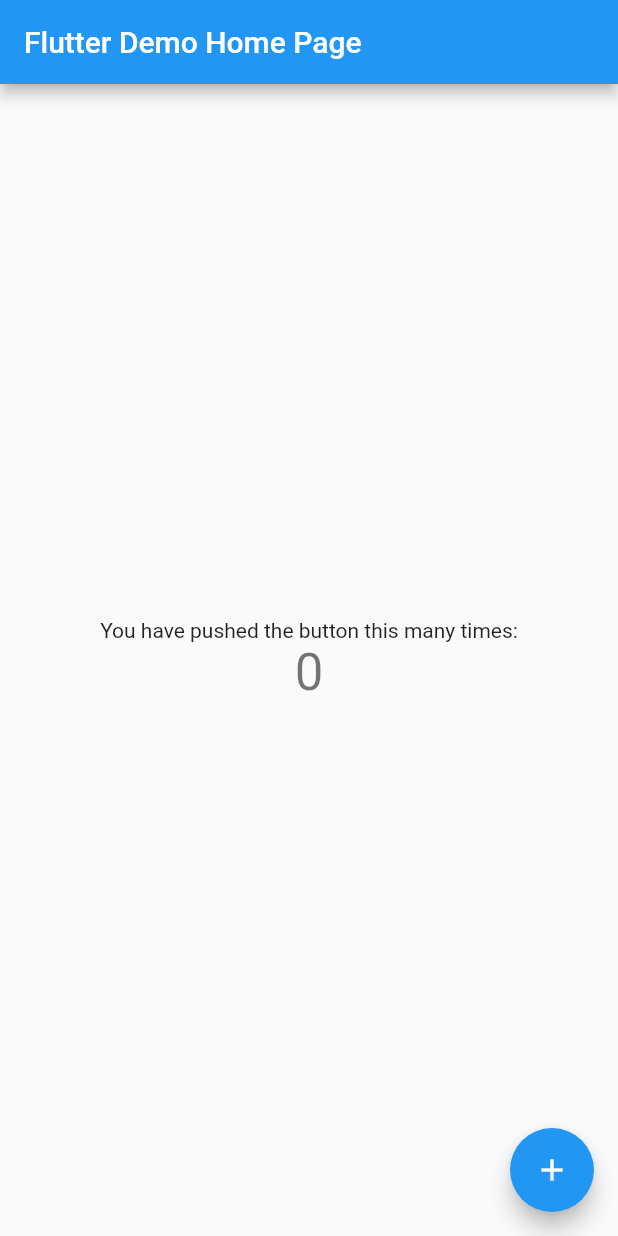
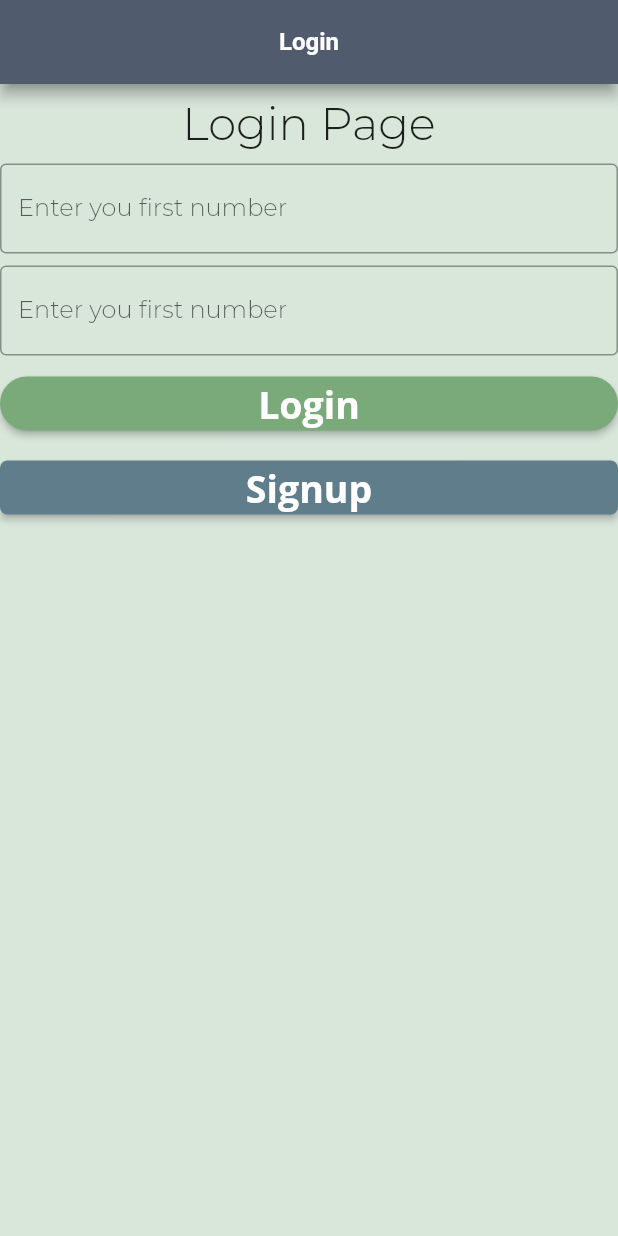
Before and after one commit to kriipa/flutter-Try, a Flutter app: the screen it shows after launch, on a phone screen of 412 x 824 dp. Run offline on Flutter 3.47's test engine with Material 2 defaults, Android fonts, the phone set to English and light mode, and no system bars.

Commit message:
login page

```diff
--- a/lib/main.dart
+++ b/lib/main.dart
@@ -1,115 +1,22 @@
+
 import 'package:flutter/material.dart';
+import 'package:furniturezoid/theme/theme_data.dart';
+
+import 'screen/login_screen.dart';
+import 'screen/splash_screen.dart';
 
 void main() {
-  runApp(const MyApp());
+  runApp(
+    MaterialApp(
+      debugShowCheckedModeBanner: false,
+      title: 'flutter class',
+      theme: getApplicationTheme(),
+      initialRoute: '/SplashScreen',
+      routes: {
+        '/LoginScreen': (context) => const LoginScreen(),
+        '/SplashScreen': (context) => const SplashScreen()
+
+      },
+    ),
+  );
 }
-
-class MyApp extends StatelessWidget {
-  const MyApp({super.key});
-
-  // This widget is the root of your application.
-  @override
-  Widget build(BuildContext context) {
-    return MaterialApp(
-      title: 'Flutter Demo',
-      theme: ThemeData(
-        // This is the theme of your application.
-        //
-        // Try running your application with "flutter run". You'll see the
-        // application has a blue toolbar. Then, without quitting the app, try
-        // changing the primarySwatch below to Colors.green and then invoke
-        // "hot reload" (press "r" in the console where you ran "flutter run",
-        // or simply save your changes to "hot reload" in a Flutter IDE).
-        // Notice that the counter didn't reset back to zero; the application
-        // is not restarted.
-        primarySwatch: Colors.blue,
-      ),
-      home: const MyHomePage(title: 'Flutter Demo Home Page'),
-    );
-  }
-}
-
-class MyHomePage extends StatefulWidget {
-  const MyHomePage({super.key, required this.title});
-
-  // This widget is the home page of your application. It is stateful, meaning
-  // that it has a State object (defined below) that contains fields that affect
-  // how it looks.
-
-  // This class is the configuration for the state. It holds the values (in this
-  // case the title) provided by the parent (in this case the App widget) and
-  // used by the build method of the State. Fields in a Widget subclass are
-  // always marked "final".
-
-  final String title;
-
-  @override
-  State<MyHomePage> createState() => _MyHomePageState();
-}
-
-class _MyHomePageState extends State<MyHomePage> {
-  int _counter = 0;
-
-  void _incrementCounter() {
-    setState(() {
-      // This call to setState tells the Flutter framework that something has
-      // changed in this State, which causes it to rerun the build method below
-      // so that the display can reflect the updated values. If we changed
-      // _counter without calling setState(), then the build method would not be
-      // called again, and so nothing would appear to happen.
-      _counter++;
-    });
-  }
-
-  @override
-  Widget build(BuildContext context) {
-    // This method is rerun every time setState is called, for instance as done
-    // by the _incrementCounter method above.
-    //
-    // The Flutter framework has been optimized to make rerunning build methods
-    // fast, so that you can just rebuild anything that needs updating rather
-    // than having to individually change instances of widgets.
-    return Scaffold(
-      appBar: AppBar(
-        // Here we take the value from the MyHomePage object that was created by
-        // the App.build method, and use it to set our appbar title.
-        title: Text(widget.title),
-      ),
-      body: Center(
-        // Center is a layout widget. It takes a single child and positions it
-        // in the middle of the parent.
-        child: Column(
-          // Column is also a layout widget. It takes a list of children and
-          // arranges them vertically. By default, it sizes itself to fit its
-          // children horizontally, and tries to be as tall as its parent.
-          //
-          // Invoke "debug painting" (press "p" in the console, choose the
-          // "Toggle Debug Paint" action from the Flutter Inspector in Android
-          // Studio, or the "Toggle Debug Paint" command in Visual Studio Code)
-          // to see the wireframe for each widget.
-          //
-          // Column has various properties to control how it sizes itself and
-          // how it positions its children. Here we use mainAxisAlignment to
-          // center the children vertically; the main axis here is the vertical
-          // axis because Columns are vertical (the cross axis would be
-          // horizontal).
-          mainAxisAlignment: MainAxisAlignment.center,
-          children: <Widget>[
-            const Text(
-              'You have pushed the button this many times:',
-            ),
-            Text(
-              '$_counter',
-              style: Theme.of(context).textTheme.headline4,
-            ),
-          ],
-        ),
-      ),
-      floatingActionButton: FloatingActionButton(
-        onPressed: _incrementCounter,
-        tooltip: 'Increment',
-        child: const Icon(Icons.add),
-      ), // This trailing comma makes auto-formatting nicer for build methods.
-    );
-  }
-}
--- /dev/null
+++ b/lib/screen/login_screen.dart
@@ -0,0 +1,93 @@
+import 'package:flutter/material.dart';
+import 'package:flutter/src/widgets/container.dart';
+import 'package:flutter/src/widgets/framework.dart';
+
+class LoginScreen extends StatelessWidget {
+  final gap = const SizedBox(
+    height: 8,
+  );
+  const LoginScreen({super.key});
+
+  @override
+  Widget build(BuildContext context) {
+    return Scaffold(
+        appBar: AppBar(
+          title: const Text('Login'),
+          // backgroundColor: const Color.fromARGB(255, 64, 82, 64),
+        ),
+        // backgroundColor: const Color.fromARGB(255, 100, 122, 110),
+        body: SafeArea(
+          child: Column(
+            children: [
+              gap,
+              const Text('Login Page',
+              style: TextStyle(
+                // fontFamily: 'OpenSans Bold',
+                fontSize: 30,
+                // color: Color.fromARGB(255, 193, 166, 84),
+              ),
+              ),
+              gap,
+              TextFormField(
+                decoration: const InputDecoration(
+                  hintText: 'Enter you first number',
+                  border: OutlineInputBorder(),
+                ),
+                // keyboardType: TextInputType.number,
+                // validator: (value) {
+                //   if (value == null || value.isEmpty){
+                //     return 'Fields cannot be empty';
+                //   }
+                //   return null;
+                // },
+              ),
+              gap,
+              TextFormField(
+                decoration: const InputDecoration(
+                  hintText: 'Enter you first number',
+                  border: OutlineInputBorder(),
+                ),
+                // keyboardType: TextInputType.number,
+                // validator: (value) {
+                //   if (value == null || value.isEmpty){
+                //     return 'Fields cannot be empty';
+                //   }
+                //   return null;
+                // },
+              ),
+              gap,
+              SizedBox(
+                width: double.infinity,
+                child: ElevatedButton(
+                  onPressed: () {},
+                  style: ElevatedButton.styleFrom(
+
+                    backgroundColor: Color.fromARGB(255, 122, 169, 122),
+                    shape: RoundedRectangleBorder(
+                      borderRadius: BorderRadius.circular(30)
+                    )
+                  ),
+                  child: const Text('Login'),
+                ),
+              ),
+
+              gap,
+              SizedBox(
+                width: double.infinity,
+                child: ElevatedButton(
+                  onPressed: () {},
+                  style: ElevatedButton.styleFrom(
+                    // backgroundColor: Colors.green,
+                    shape: RoundedRectangleBorder(
+                      borderRadius: BorderRadius.circular(5)
+                    )
+                    // backgroundColor: const Color.fromARGB(255, 64, 82, 64),
+                  ),
+                  child: const Text('Signup'),
+                ),
+              )
+            ],
+          ),
+        ));
+  }
+}
```
Also changed, not shown: lib/screen/splash_screen.dart (added, +45 -0 lines), lib/theme/theme_data.dart (added, +34 -0 lines), pubspec.yaml (+9 -9 lines), assets/fonts/Montserrat-Light.ttf (added), assets/fonts/Montserrat-Thin.ttf (added), assets/fonts/OpenSans-Bold.ttf (added), assets/fonts/OpenSans-Light.ttf (added), assets/fonts/OpenSans-SemiBold.ttf (added), 1 other file.
